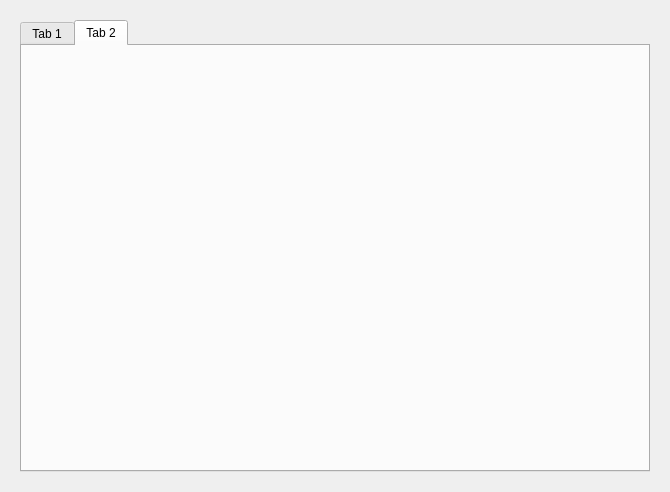
This is climate_app/main.ui in vqboy1/desktop_climate_app as Qt 5 draws it before an edit. The edited form follows.
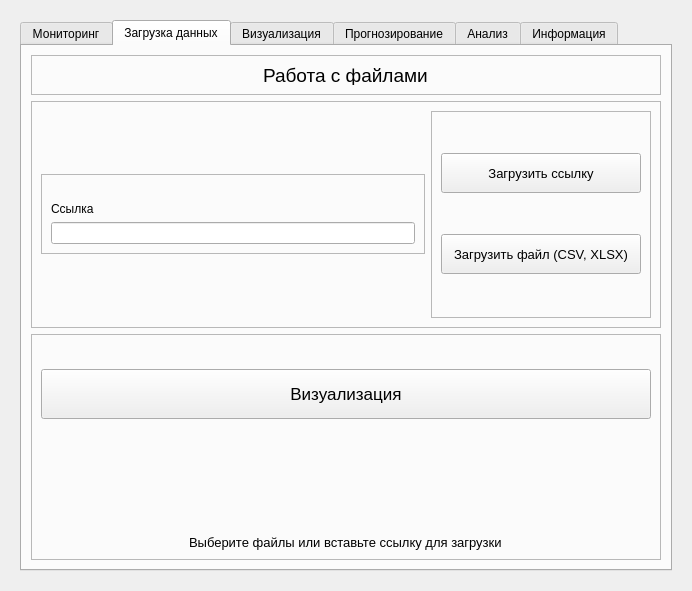
This is the edited form. The open tabs and pages were chosen to show the change.

```diff
--- a/climate_app/main.ui
+++ b/climate_app/main.ui
@@ -6,8 +6,8 @@
    <rect>
     <x>0</x>
     <y>0</y>
-    <width>670</width>
-    <height>492</height>
+    <width>692</width>
+    <height>591</height>
    </rect>
   </property>
   <property name="windowTitle">
@@ -86,15 +86,18 @@
       </layout>
      </widget>
      <widget class="QWidget" name="page_2">
-      <layout class="QVBoxLayout" name="verticalLayout_3">
+      <layout class="QHBoxLayout" name="horizontalLayout_7">
        <item>
-        <widget class="QTabWidget" name="tabWidget">
+        <widget class="QTabWidget" name="Info_Widget">
+         <property name="layoutDirection">
+          <enum>Qt::LeftToRight</enum>
+         </property>
          <property name="currentIndex">
           <number>0</number>
          </property>
-         <widget class="QWidget" name="tab">
+         <widget class="QWidget" name="tab_2">
           <attribute name="title">
-           <string>Tab 1</string>
+           <string>Мониторинг</string>
           </attribute>
           <layout class="QHBoxLayout" name="horizontalLayout_4">
            <item>
@@ -113,10 +116,282 @@
            </item>
           </layout>
          </widget>
-         <widget class="QWidget" name="tab_2">
+         <widget class="QWidget" name="tab_5">
           <attribute name="title">
-           <string>Tab 2</string>
+           <string>Загрузка данных</string>
           </attribute>
+          <layout class="QVBoxLayout" name="verticalLayout">
+           <item>
+            <widget class="QFrame" name="frame_2">
+             <property name="maximumSize">
+              <size>
+               <width>16777215</width>
+               <height>40</height>
+              </size>
+             </property>
+             <property name="frameShape">
+              <enum>QFrame::StyledPanel</enum>
+             </property>
+             <property name="frameShadow">
+              <enum>QFrame::Raised</enum>
+             </property>
+             <layout class="QVBoxLayout" name="verticalLayout_9">
+              <item alignment="Qt::AlignHCenter|Qt::AlignTop">
+               <widget class="QLabel" name="label_2">
+                <property name="font">
+                 <font>
+                  <pointsize>14</pointsize>
+                 </font>
+                </property>
+                <property name="text">
+                 <string>Работа с файлами</string>
+                </property>
+               </widget>
+              </item>
+             </layout>
+            </widget>
+           </item>
+           <item>
+            <widget class="QFrame" name="frame">
+             <property name="minimumSize">
+              <size>
+               <width>500</width>
+               <height>140</height>
+              </size>
+             </property>
+             <property name="frameShape">
+              <enum>QFrame::StyledPanel</enum>
+             </property>
+             <property name="frameShadow">
+              <enum>QFrame::Raised</enum>
+             </property>
+             <layout class="QHBoxLayout" name="horizontalLayout_6">
+              <item>
+               <widget class="QFrame" name="frame_6">
+                <property name="minimumSize">
+                 <size>
+                  <width>260</width>
+                  <height>60</height>
+                 </size>
+                </property>
+                <property name="maximumSize">
+                 <size>
+                  <width>16777215</width>
+                  <height>80</height>
+                 </size>
+                </property>
+                <property name="frameShape">
+                 <enum>QFrame::StyledPanel</enum>
+                </property>
+                <property name="frameShadow">
+                 <enum>QFrame::Raised</enum>
+                </property>
+                <layout class="QVBoxLayout" name="verticalLayout_10">
+                 <item alignment="Qt::AlignBottom">
+                  <widget class="QLabel" name="label_3">
+                   <property name="text">
+                    <string>Ссылка</string>
+                   </property>
+                  </widget>
+                 </item>
+                 <item>
+                  <widget class="QLineEdit" name="sourceEdit_2">
+                   <property name="minimumSize">
+                    <size>
+                     <width>0</width>
+                     <height>20</height>
+                    </size>
+                   </property>
+                   <property name="maximumSize">
+                    <size>
+                     <width>480</width>
+                     <height>16777215</height>
+                    </size>
+                   </property>
+                  </widget>
+                 </item>
+                </layout>
+               </widget>
+              </item>
+              <item>
+               <widget class="QFrame" name="frame_7">
+                <property name="frameShape">
+                 <enum>QFrame::StyledPanel</enum>
+                </property>
+                <property name="frameShadow">
+                 <enum>QFrame::Raised</enum>
+                </property>
+                <layout class="QVBoxLayout" name="verticalLayout_11">
+                 <item alignment="Qt::AlignHCenter">
+                  <widget class="QPushButton" name="btn_load_source_file_2">
+                   <property name="minimumSize">
+                    <size>
+                     <width>200</width>
+                     <height>40</height>
+                    </size>
+                   </property>
+                   <property name="font">
+                    <font>
+                     <pointsize>10</pointsize>
+                    </font>
+                   </property>
+                   <property name="cursor">
+                    <cursorShape>PointingHandCursor</cursorShape>
+                   </property>
+                   <property name="text">
+                    <string>Загрузить ссылку</string>
+                   </property>
+                  </widget>
+                 </item>
+                 <item>
+                  <spacer name="verticalSpacer_4">
+                   <property name="orientation">
+                    <enum>Qt::Vertical</enum>
+                   </property>
+                   <property name="sizeType">
+                    <enum>QSizePolicy::Minimum</enum>
+                   </property>
+                   <property name="sizeHint" stdset="0">
+                    <size>
+                     <width>10</width>
+                     <height>3</height>
+                    </size>
+                   </property>
+                  </spacer>
+                 </item>
+                 <item alignment="Qt::AlignHCenter">
+                  <widget class="QPushButton" name="btn_load_local_file_2">
+                   <property name="minimumSize">
+                    <size>
+                     <width>200</width>
+                     <height>40</height>
+                    </size>
+                   </property>
+                   <property name="maximumSize">
+                    <size>
+                     <width>300</width>
+                     <height>40</height>
+                    </size>
+                   </property>
+                   <property name="font">
+                    <font>
+                     <pointsize>10</pointsize>
+                    </font>
+                   </property>
+                   <property name="cursor">
+                    <cursorShape>PointingHandCursor</cursorShape>
+                   </property>
+                   <property name="text">
+                    <string>Загрузить файл (CSV, XLSX)</string>
+                   </property>
+                  </widget>
+                 </item>
+                </layout>
+               </widget>
+              </item>
+             </layout>
+            </widget>
+           </item>
+           <item>
+            <widget class="QFrame" name="frame_3">
+             <property name="minimumSize">
+              <size>
+               <width>0</width>
+               <height>100</height>
+              </size>
+             </property>
+             <property name="frameShape">
+              <enum>QFrame::StyledPanel</enum>
+             </property>
+             <property name="frameShadow">
+              <enum>QFrame::Raised</enum>
+             </property>
+             <layout class="QVBoxLayout" name="verticalLayout_8">
+              <item alignment="Qt::AlignVCenter">
+               <widget class="QPushButton" name="btn_visual_2">
+                <property name="minimumSize">
+                 <size>
+                  <width>0</width>
+                  <height>50</height>
+                 </size>
+                </property>
+                <property name="font">
+                 <font>
+                  <pointsize>13</pointsize>
+                 </font>
+                </property>
+                <property name="cursor">
+                 <cursorShape>PointingHandCursor</cursorShape>
+                </property>
+                <property name="text">
+                 <string>Визуализация</string>
+                </property>
+               </widget>
+              </item>
+              <item alignment="Qt::AlignHCenter|Qt::AlignBottom">
+               <widget class="QLabel" name="error_label_2">
+                <property name="font">
+                 <font>
+                  <pointsize>10</pointsize>
+                 </font>
+                </property>
+                <property name="text">
+                 <string>Выберите файлы или вставьте ссылку для загрузки</string>
+                </property>
+               </widget>
+              </item>
+             </layout>
+            </widget>
+           </item>
+          </layout>
+         </widget>
+         <widget class="QWidget" name="tab">
+          <attribute name="title">
+           <string>Визуализация</string>
+          </attribute>
+         </widget>
+         <widget class="QWidget" name="tab_3">
+          <attribute name="title">
+           <string>Прогнозирование</string>
+          </attribute>
+         </widget>
+         <widget class="QWidget" name="tab_4">
+          <attribute name="title">
+           <string>Анализ</string>
+          </attribute>
+          <widget class="QLineEdit" name="lineEdit">
+           <property name="geometry">
+            <rect>
+             <x>200</x>
+             <y>210</y>
+             <width>113</width>
+             <height>20</height>
+            </rect>
+           </property>
+          </widget>
+         </widget>
+         <widget class="QWidget" name="tab_1">
+          <attribute name="title">
+           <string>Информация</string>
+          </attribute>
+          <widget class="QLabel" name="label_4">
+           <property name="geometry">
+            <rect>
+             <x>9</x>
+             <y>9</y>
+             <width>600</width>
+             <height>25</height>
+            </rect>
+           </property>
+           <property name="font">
+            <font>
+             <pointsize>9</pointsize>
+            </font>
+           </property>
+           <property name="text">
+            <string>Добро пожаловать! В этом приложении все разделы расположены в навигации сверху.</string>
+           </property>
+          </widget>
          </widget>
         </widget>
        </item>
```
Left out of the diff: 25 changed lines with no effect on the pictures.
